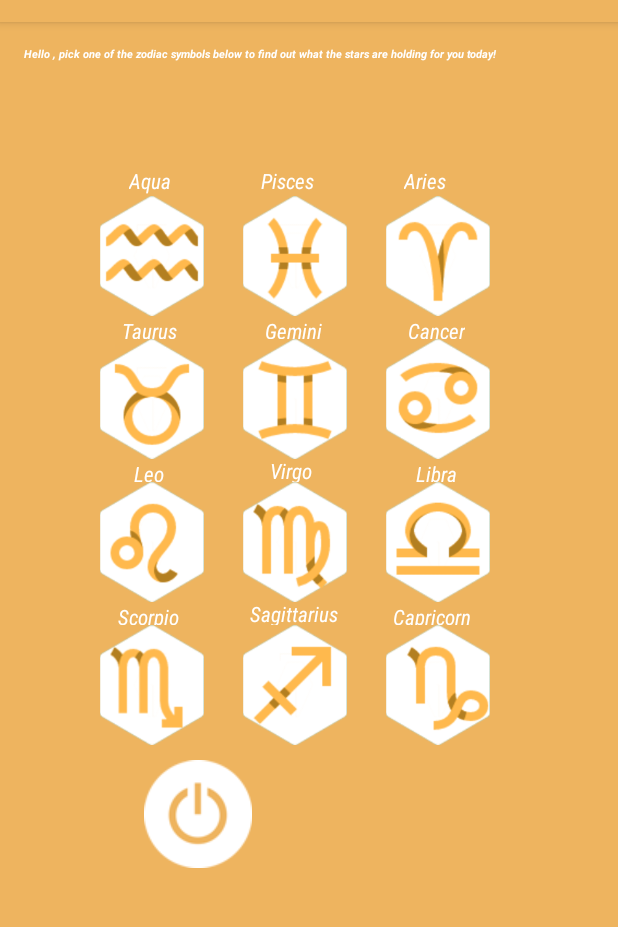
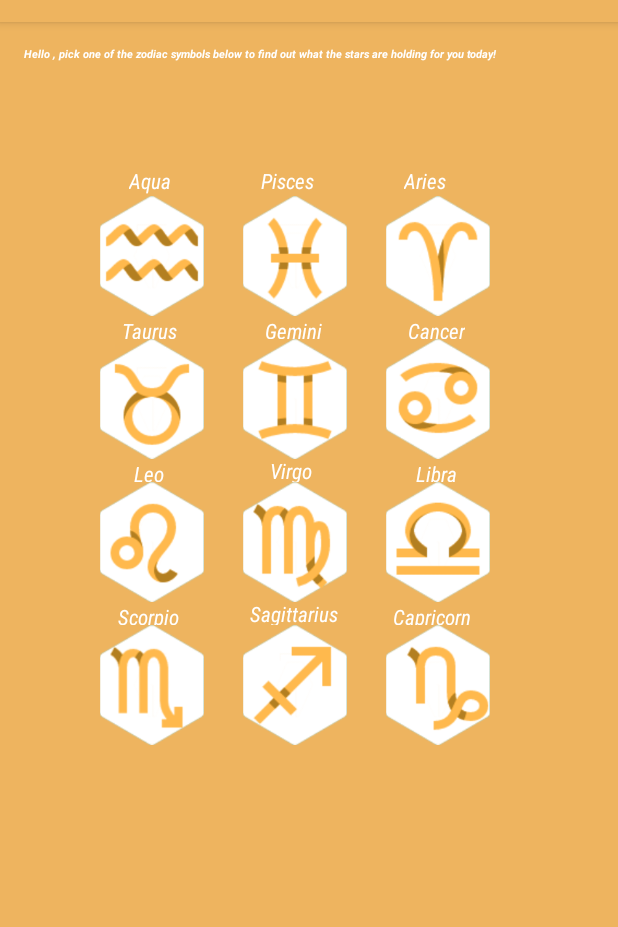
Before and after one commit to alexander126/Daily_Horoscope_gut, an Android app: the MainActivity screen opened directly, with no data from a screen before it, on a phone screen of 412 x 824 dp, the part 62-989 px from its top. Run offline under Robolectric (Android 15) with nearby library versions, the phone set to English and light mode, and no system bars.

Commit message:
Remove Exit Button

```diff
--- a/app/src/main/java/com/example/alex/daily_horoscope/MainActivity.java
+++ b/app/src/main/java/com/example/alex/daily_horoscope/MainActivity.java
@@ -39,9 +39,7 @@ public class MainActivity extends profile_activity {
         textOut.setText("Hello " + editText.getText() + ", pick one of the zodiac symbols below " +
                 "to find out what the stars are holding for you today!");
         //---Initiallize properties for all of the buttons used in the Main Activity Page ---/
-        ImageButton exitButton;
-        exitButton = (ImageButton) findViewById(R.id.bExit);
-        ImageButton aquaButton;
+               ImageButton aquaButton;
         aquaButton =  (ImageButton) findViewById(R.id.bAquarius);
         ImageButton piscesButton;
         piscesButton = (ImageButton) findViewById(R.id.bPisces);
@@ -67,14 +65,7 @@ public class MainActivity extends profile_activity {
         capriButton =  (ImageButton) findViewById(R.id.bCapricorn);
 
         //---Setting actions for each button when pressed---/
-        exitButton.setOnClickListener(new View.OnClickListener(){
-            @Override
-            public void onClick(View view){
-                notificationcall();
-                finish();
-                System.exit(0);
-            }
-        });
+
         aquaButton.setOnClickListener(new View.OnClickListener(){
             @Override
             public void onClick(View view){
--- a/app/src/main/res/layout/activity_main.xml
+++ b/app/src/main/res/layout/activity_main.xml
@@ -279,16 +279,5 @@
         android:layout_below="@+id/bLibra"
         android:layout_alignEnd="@+id/bLibra"/>
 
-    <ImageButton
-        android:background="@null"
-        android:scaleType="fitCenter"
-        android:adjustViewBounds="true"
-        android:cropToPadding="false"
-        android:id="@+id/bExit"
-        android:src="@drawable/exit_button"
-        android:layout_below="@+id/bSagittarius"
-        android:layout_marginStart="80dp"
-        android:layout_marginTop="10dp"
-        android:layout_width="wrap_content"
-        android:layout_height="wrap_content" />
+
 </RelativeLayout>
```
